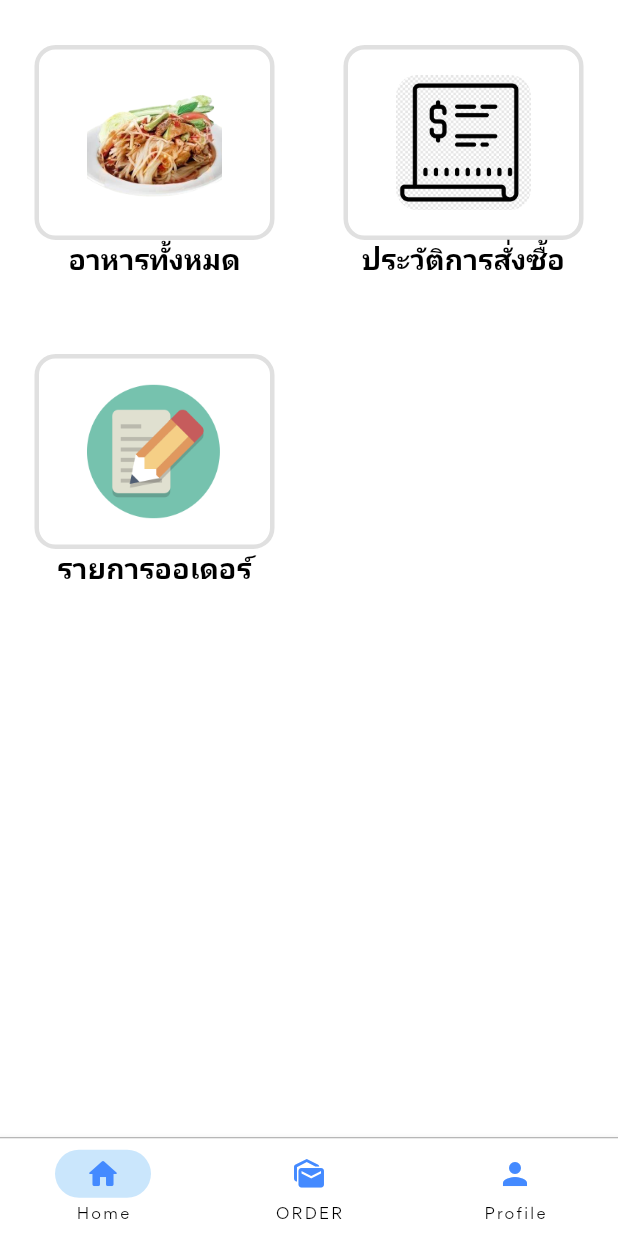
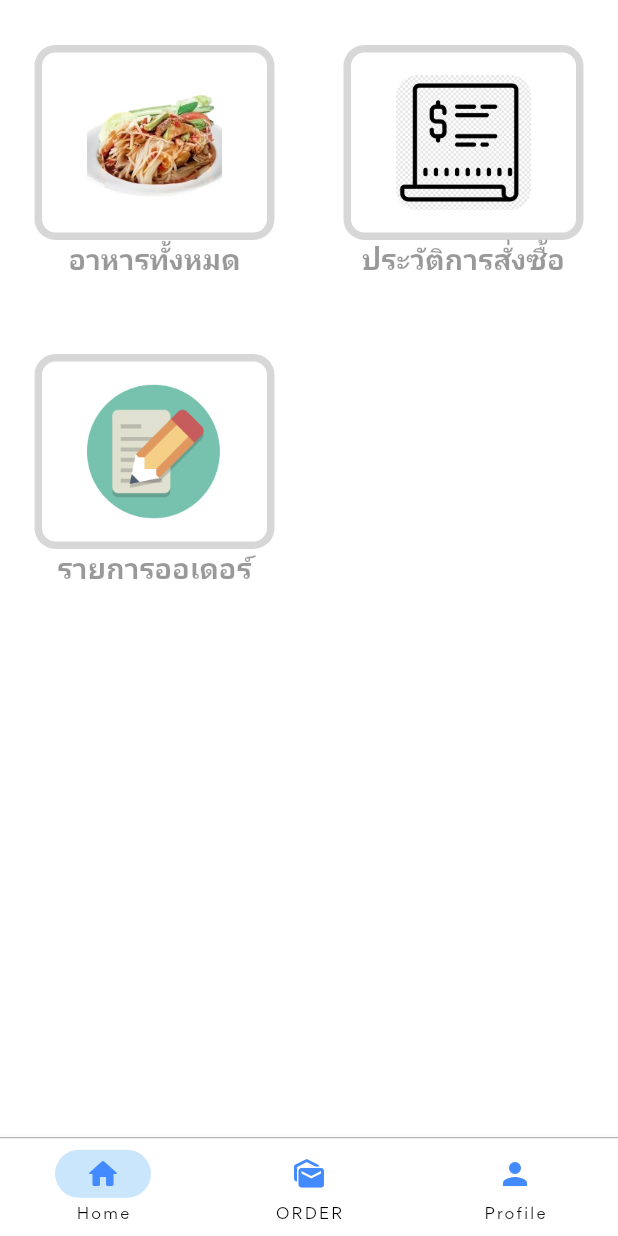
Before and after one commit to bankntp22/shopping_tutorials, a Flutter app: the screen it shows after launch, on a phone screen of 412 x 824 dp. Run offline on Flutter 3.47's test engine with Material 2 defaults, Android fonts, the phone set to English and light mode, and no system bars; our stand-ins replace cached_network_image, google_fonts, sqflite; accounts and stored records are empty; Roboto replaces fonts that are missing (Mali).

Commit message:
07/02 1730

```diff
--- a/lib/bottomnvg_screen/screen_home.dart
+++ b/lib/bottomnvg_screen/screen_home.dart
@@ -38,9 +38,10 @@ class _ScreenHomeState extends State<ScreenHome> {
                       padding: EdgeInsets.all(10),
                       decoration: BoxDecoration(
                         borderRadius: BorderRadius.circular(14),
-                        color: Colors.white54,
-                        border:
-                            Border.all(color: Colors.grey.shade300, width: 3),
+                        color: Colors.white,
+                        border: Border.all(
+                            color: Colors.grey.shade400.withOpacity(0.6),
+                            width: 5),
                       ),
                       width: 160,
                       height: 130,
@@ -60,11 +61,14 @@ class _ScreenHomeState extends State<ScreenHome> {
                       ),
                     ),
                   ),
-                  Text(listmenu[index].title,
-                      style: StyleFont.fontMali(
-                          size: 19,
-                          fontWeight: FontWeight.bold,
-                          color: Colors.black))
+                  Text(
+                    listmenu[index].title,
+                    style: StyleFont.fontMali(
+                      size: 19,
+                      fontWeight: FontWeight.bold,
+                      color: Colors.black.withOpacity(0.4),
+                    ),
+                  ),
                 ],
               );
             },
--- a/lib/main.dart
+++ b/lib/main.dart
@@ -1,5 +1,6 @@
 import 'package:app_tutorial1/models/constant.dart';
 import 'package:app_tutorial1/models/foodlist.dart';
+import 'package:app_tutorial1/test/activity_screen.dart';
 import 'package:flutter/material.dart';
 import 'package:google_fonts/google_fonts.dart';
 
@@ -15,10 +16,12 @@ class MyApp extends StatelessWidget {
   @override
   Widget build(BuildContext context) {
     return MaterialApp(
-
       debugShowCheckedModeBanner: false,
       theme: ThemeData(
-          scaffoldBackgroundColor: Colors.white70, fontFamily: "Gordita"),
+          scaffoldBackgroundColor:
+              Colors.white24.withOpacity(0.6),
+          fontFamily: "Gordita"),
+      // home: ActivityScreen(),
       home: Home(),
     );
   }
--- a/lib/models/constant.dart
+++ b/lib/models/constant.dart
@@ -6,14 +6,16 @@ class Constant {
   static const String payMent = 'PAYMENT';
   static const String code = 'CODE';
   static const String statusOrder = 'STATUS_ORDER';
-//item
+//item--
   static const String idHead = 'ID_HEAD';
   static const String codeHead = 'CODE_HEAD';
   static const String nameProduct = 'NAME_PRODUCT';
   static const String priceProduct = 'PRICE_PRODUCT';
   static const String qtyProduct = 'QTY_PRODUCT';
   static const String totalPriceProduct = 'TOTAL_PRICEPRODUCT';
+//status
 
   static const String completeOrder = 'COMPLETE';
   static const String cancelOrder = 'CANCEL';
+  static const String sCodeStatus = 'CODE_STATUS';
 }
--- a/lib/models/model_head.dart
+++ b/lib/models/model_head.dart
@@ -5,3 +5,8 @@ class ModelHead{
   String? sPayMent;
   String? sCode;
 }
+
+class ModelStatusOrder {
+  String? sConfirmOrder;
+  String? sCancelOrder;
+}
```
Also changed, not shown: lib/bottomnvg_screen/screen_order.dart (+38 -6 lines), lib/db/db_sqlite.dart (+38 -10 lines), lib/screen_cart.dart (+7 -0 lines), lib/screenselectproduct.dart (+16 -9 lines).
